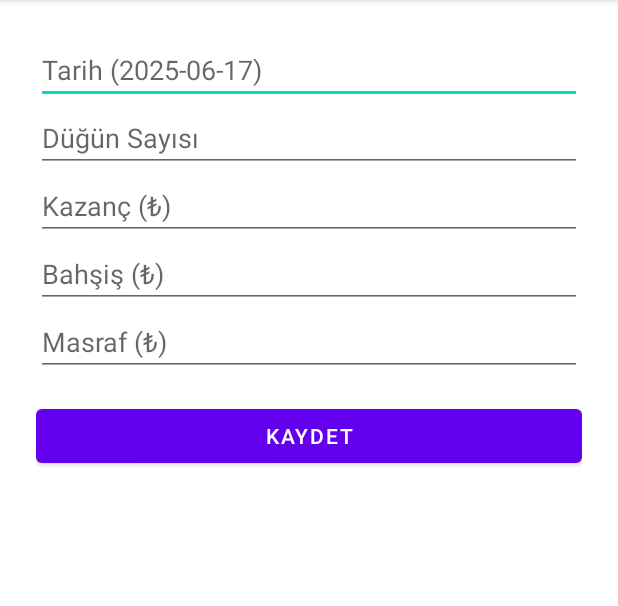
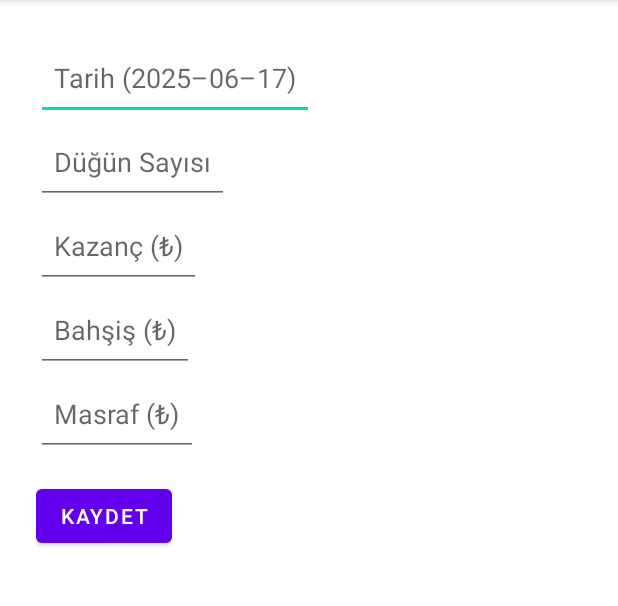
Before and after one commit to kilincthefurkan/KilincKamera, an Android app: the AddDugunActivity screen opened directly, with no data from a screen before it, on a phone screen of 412 x 824 dp, the part 84-690 px from its top. Run offline under Robolectric (Android 15) with nearby library versions, the phone set to English and light mode, and no system bars.

Commit message:
İlk çalışan gelir takip uygulaması v1

```diff
--- a/app/src/main/java/com/burak/klnkamera/SummaryActivity.kt
+++ b/app/src/main/java/com/burak/klnkamera/SummaryActivity.kt
@@ -12,6 +12,8 @@ class SummaryActivity : AppCompatActivity() {
 
         val db = DatabaseHelper(this)
         val toplam = db.toplamKazanc()
-        findViewById<TextView>(R.id.textViewOzet).text = "Toplam Kazanç: ₺$toplam"
+        val sonuc = getString(R.string.toplam_kazanc, toplam)
+        findViewById<TextView>(R.id.textViewOzet).text = sonuc
     }
+
 }
--- a/app/src/main/res/layout/activity_add_dugun.xml
+++ b/app/src/main/res/layout/activity_add_dugun.xml
@@ -3,24 +3,65 @@
     android:layout_width="match_parent"
     android:layout_height="match_parent">
 
-    <LinearLayout xmlns:android="http://schemas.android.com/apk/res/android"
-        android:orientation="vertical" android:padding="24dp"
-        android:layout_width="match_parent" android:layout_height="match_parent">
+    <LinearLayout
+        android:orientation="vertical"
+        android:padding="24dp"
+        android:layout_width="match_parent"
+        android:layout_height="match_parent">
 
-        <EditText android:id="@+id/editTarih" android:hint="Tarih (2025-06-17)"
-            android:layout_width="match_parent" android:layout_height="wrap_content" />
-        <EditText android:id="@+id/editDugunSayisi" android:hint="Düğün Sayısı"
-            android:layout_width="match_parent" android:layout_height="wrap_content" />
-        <EditText android:id="@+id/editKazanc" android:hint="Kazanç (₺)"
-            android:layout_width="match_parent" android:layout_height="wrap_content" />
-        <EditText android:id="@+id/editBahsis" android:hint="Bahşiş (₺)"
-            android:layout_width="match_parent" android:layout_height="wrap_content" />
-        <EditText android:id="@+id/editMasraf" android:hint="Masraf (₺)"
-            android:layout_width="match_parent" android:layout_height="wrap_content" />
+        <EditText
+            android:id="@+id/editTarih"
+            android:layout_width="wrap_content"
+            android:layout_height="56dp"
+            android:hint="@string/hint_tarih"
+            android:inputType="date"
+            android:autofillHints="date"
+            android:padding="12dp" />
 
-        <Button android:id="@+id/btnKaydet" android:text="Kaydet"
-            android:layout_width="match_parent" android:layout_height="wrap_content"
-            android:layout_marginTop="16dp"/>
+        <EditText
+            android:id="@+id/editDugunSayisi"
+            android:hint="@string/hint_dugun_sayisi"
+            android:layout_width="wrap_content"
+            android:layout_height="56dp"
+            android:inputType="number"
+            android:autofillHints="none"
+            android:padding="12dp" />
+
+        <EditText
+            android:id="@+id/editKazanc"
+            android:hint="@string/hint_kazanc"
+            android:layout_width="wrap_content"
+            android:layout_height="56dp"
+            android:inputType="numberDecimal"
+            android:autofillHints="moneyAmount"
+            android:padding="12dp" />
+
+        <EditText
+            android:id="@+id/editBahsis"
+            android:hint="@string/hint_bahsis"
+            android:layout_width="wrap_content"
+            android:layout_height="56dp"
+            android:inputType="numberDecimal"
+            android:autofillHints="moneyAmount"
+            android:padding="12dp" />
+
+        <EditText
+            android:id="@+id/editMasraf"
+            android:hint="@string/hint_masraf"
+            android:layout_width="wrap_content"
+            android:layout_height="56dp"
+            android:inputType="numberDecimal"
+            android:autofillHints="moneyAmount"
+            android:padding="12dp" />
+
+        <Button
+            android:id="@+id/btnKaydet"
+            android:layout_width="wrap_content"
+            android:layout_height="wrap_content"
+            android:layout_marginTop="16dp"
+            android:text="@string/btn_kaydet" />
+
+
     </LinearLayout>
 
 </androidx.constraintlayout.widget.ConstraintLayout>
--- a/app/src/main/res/values/strings.xml
+++ b/app/src/main/res/values/strings.xml
@@ -1,5 +1,15 @@
 <resources>
     <string name="app_name">Kılınç Kamera</string>
     <string name="toplam_kazanc">Toplam Kazanç: ₺%1$.2f</string>
+    <string name="btn_kaydet">Kaydet</string>
+    <string name="hint_tarih">Tarih (2025–06–17)</string>
+    <string name="hint_dugun_sayisi">Düğün Sayısı</string>
+    <string name="hint_kazanc">Kazanç (₺)</string>
+    <string name="hint_bahsis">Bahşiş (₺)</string>
+    <string name="hint_masraf">Masraf (₺)</string>
+    <string name="btn_yeni_dugun_ekle">Yeni Düğün Ekle</string>
+    <string name="title_kazanc_ozeti">Kazanç Özeti</string>
+    <string name="ozet_toplam_kazanc">Toplam Kazanç: ₺0.00</string>
+
 
 </resources>
```
Also changed, not shown: app/src/main/res/layout/activity_main.xml (+4 -4 lines), app/src/main/res/layout/activity_summary.xml (+29 -25 lines).
